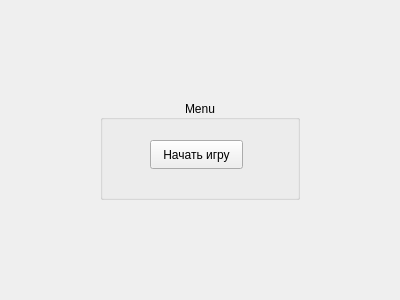
This is mvp/scene.ui in Valerii3/Agar.IQ as Qt 5 draws it before an edit. The edited form follows.
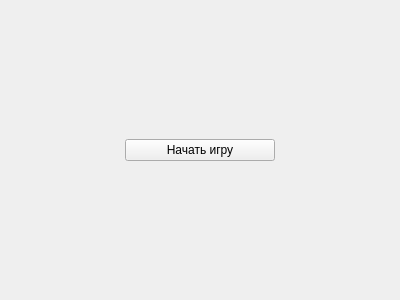
This is the edited form.

Commit message: fix start button

The edit to the form file:
```diff
--- a/mvp/scene.ui
+++ b/mvp/scene.ui
@@ -15,39 +15,7 @@
   </property>
   <layout class="QGridLayout" name="gridLayout">
    <item row="0" column="0">
-    <widget class="QGroupBox" name="menuBox">
-     <property name="maximumSize">
-      <size>
-       <width>200</width>
-       <height>100</height>
-      </size>
-     </property>
-     <property name="font">
-      <font>
-       <pointsize>9</pointsize>
-      </font>
-     </property>
-     <property name="autoFillBackground">
-      <bool>true</bool>
-     </property>
-     <property name="title">
-      <string>Menu</string>
-     </property>
-     <property name="alignment">
-      <set>Qt::AlignCenter</set>
-     </property>
-     <property name="flat">
-      <bool>false</bool>
-     </property>
      <widget class="QPushButton" name="startGameButton">
-      <property name="geometry">
-       <rect>
-        <x>50</x>
-        <y>40</y>
-        <width>93</width>
-        <height>29</height>
-       </rect>
-      </property>
       <property name="maximumSize">
        <size>
         <width>150</width>
@@ -57,7 +25,6 @@
       <property name="text">
        <string>Начать игру</string>
       </property>
-     </widget>
     </widget>
    </item>
   </layout>
```
Lines whose indentation alone changed are shown as unchanged. The commit also changes 5 other files.
